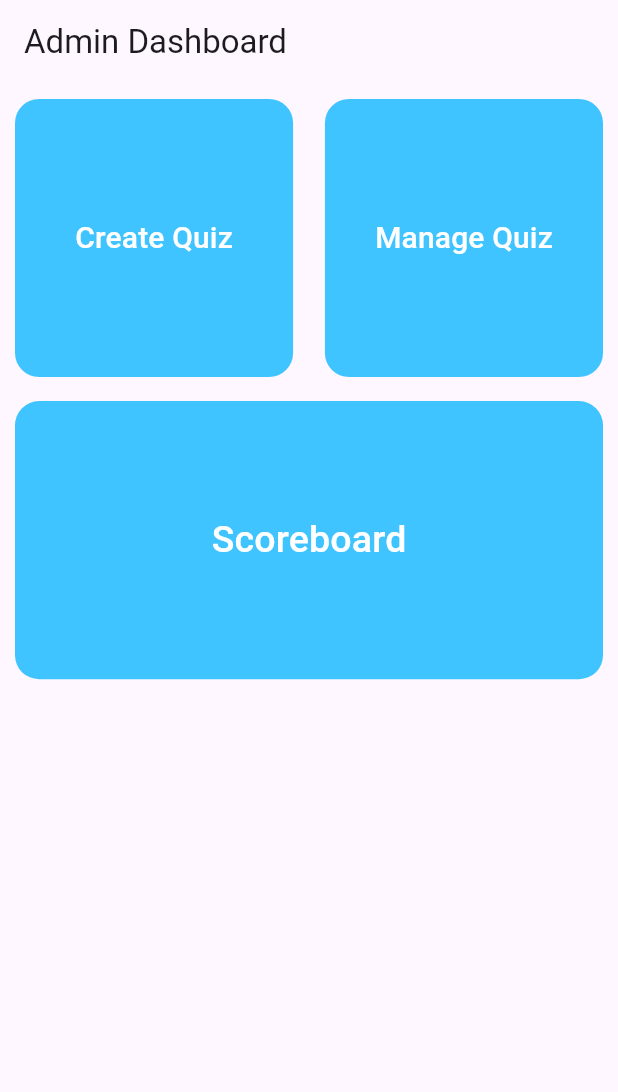
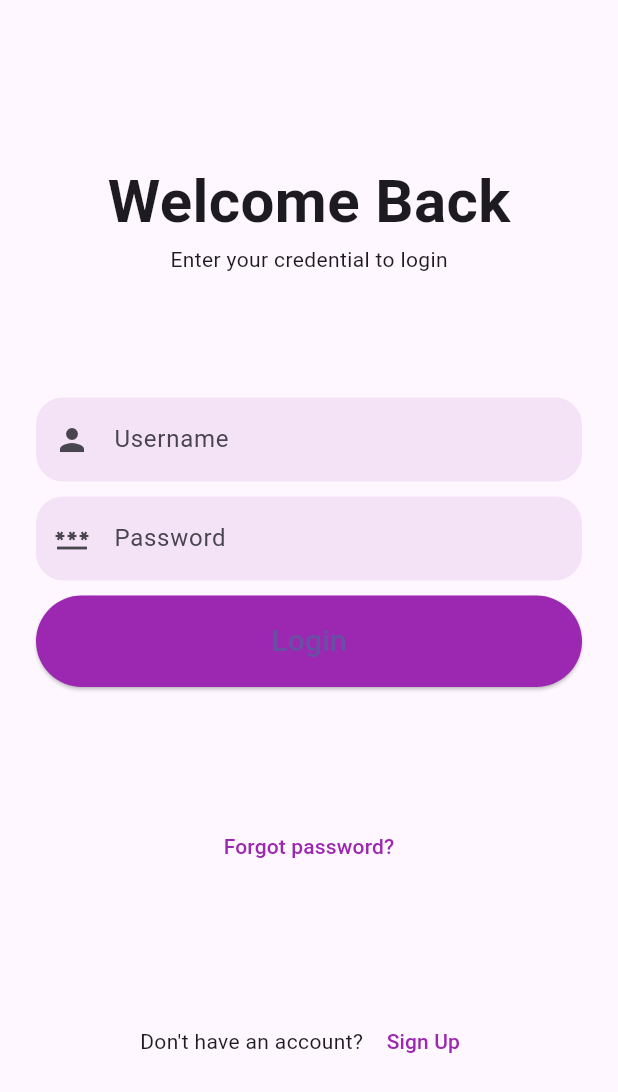
Before and after one commit to Umwe/Flutter-Umwe-mobile_app, a Flutter app: the screen it shows after launch, on a phone screen of 412 x 824 dp. Shown: the top 1092 px of the screen. Run offline on Flutter 3.47's test engine with Material 3 defaults, Android fonts, the phone set to English and light mode, and no system bars.

Commit message:
commit 16h38

```diff
--- /dev/null
+++ b/lib/LoginPage.dart
@@ -0,0 +1,112 @@
+import 'package:flutter/material.dart';
+
+import 'SignupPage.dart';
+
+class LoginPage extends StatelessWidget {
+  const LoginPage({super.key});
+
+  @override
+  Widget build(BuildContext context) {
+    return MaterialApp(
+      debugShowCheckedModeBanner: false,
+      home: Scaffold(
+        body: Container(
+          margin: const EdgeInsets.all(24),
+          child: Column(
+            mainAxisAlignment: MainAxisAlignment.spaceEvenly,
+            children: [
+              _header(context),
+              _inputField(context),
+              _forgotPassword(context),
+              _signup(context),
+            ],
+          ),
+        ),
+      ),
+    );
+  }
+
+  _header(context) {
+    return const Column(
+      children: [
+        Text(
+          "Welcome Back",
+          style: TextStyle(fontSize: 40, fontWeight: FontWeight.bold),
+        ),
+        Text("Enter your credential to login"),
+      ],
+    );
+  }
+
+  _inputField(context) {
+    return Column(
+      crossAxisAlignment: CrossAxisAlignment.stretch,
+      children: [
+        TextField(
+          decoration: InputDecoration(
+              hintText: "Username",
+              border: OutlineInputBorder(
+                  borderRadius: BorderRadius.circular(18),
+                  borderSide: BorderSide.none
+              ),
+              fillColor: Colors.purple.withOpacity(0.1),
+              filled: true,
+              prefixIcon: const Icon(Icons.person)),
+        ),
+        const SizedBox(height: 10),
+        TextField(
+          decoration: InputDecoration(
+            hintText: "Password",
+            border: OutlineInputBorder(
+                borderRadius: BorderRadius.circular(18),
+                borderSide: BorderSide.none),
+            fillColor: Colors.purple.withOpacity(0.1),
+            filled: true,
+            prefixIcon: const Icon(Icons.password),
+          ),
+          obscureText: true,
+        ),
+        const SizedBox(height: 10),
+        ElevatedButton(
+          onPressed: () {},
+          style: ElevatedButton.styleFrom(
+            shape: const StadiumBorder(),
+            padding: const EdgeInsets.symmetric(vertical: 16),
+            backgroundColor: Colors.purple,
+          ),
+          child: const Text(
+            "Login",
+            style: TextStyle(fontSize: 20),
+          ),
+        )
+      ],
+    );
+  }
+
+  _forgotPassword(context) {
+    return TextButton(
+      onPressed: () {},
+      child: const Text("Forgot password?",
+        style: TextStyle(color: Colors.purple),
+      ),
+    );
+  }
+
+  _signup(BuildContext context) {
+    return Row(
+      mainAxisAlignment: MainAxisAlignment.center,
+      children: [
+        const Text("Don't have an account? "),
+        TextButton(
+          onPressed: () {
+            Navigator.push(
+              context,
+              MaterialPageRoute(builder: (context) => SignupPage()),
+            );
+          },
+          child: const Text("Sign Up", style: TextStyle(color: Colors.purple)),
+        )
+      ],
+    );
+  }
+}
--- a/lib/main.dart
+++ b/lib/main.dart
@@ -1,4 +1,5 @@
 import 'package:flutter/material.dart';
+import 'LoginPage.dart';
 import 'admin_landing_screen.dart';
 void main() {
   runApp(const MyApp());
@@ -16,7 +17,7 @@ class MyApp extends StatelessWidget {
         colorScheme: ColorScheme.fromSeed(seedColor: Colors.deepPurple),
         useMaterial3: true,
       ),
-      home: AdminLandingScreen(), // Change this line
+      home: LoginPage(), // Change this line
     );
   }
 
```
Also changed, not shown: lib/DisplayQuizForUser.dart (added, +82 -0 lines), lib/DisplayQuizzesScreen.dart (+29 -2 lines), lib/QuizResultsScreen.dart (added, +31 -0 lines), lib/SignupPage.dart (added, +186 -0 lines), lib/user_landing_screen.dart (added, +101 -0 lines).
